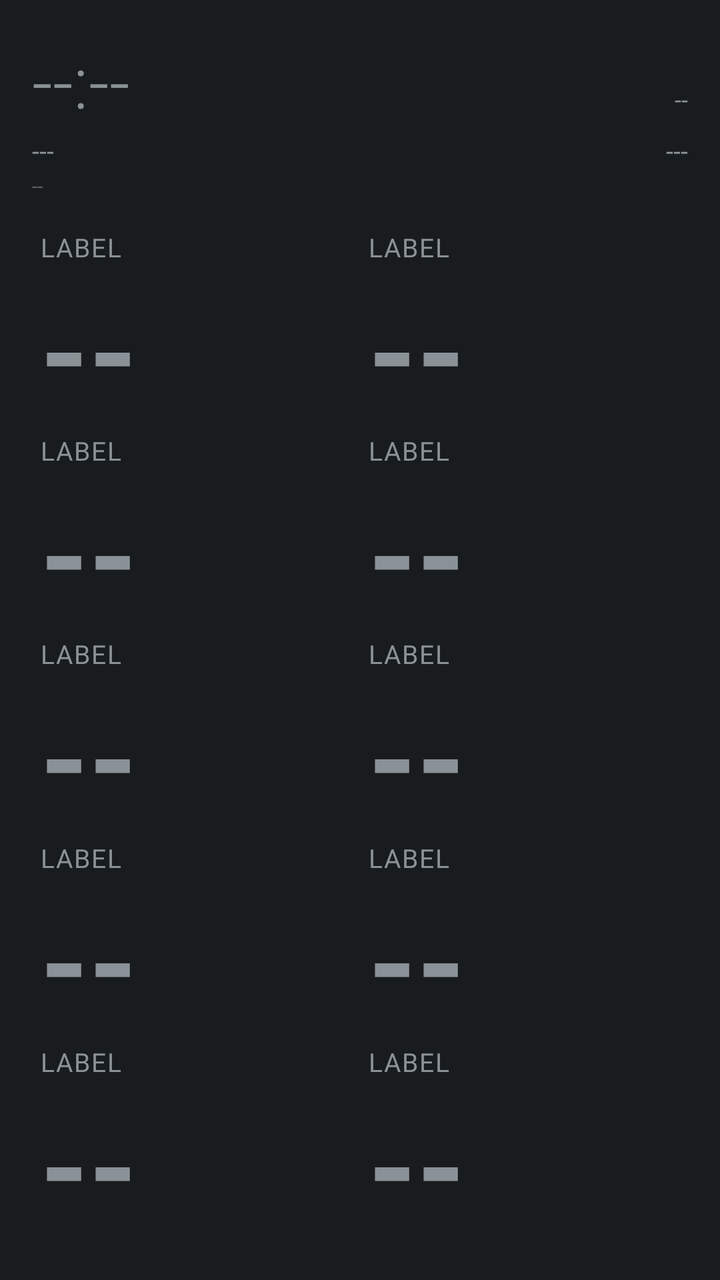
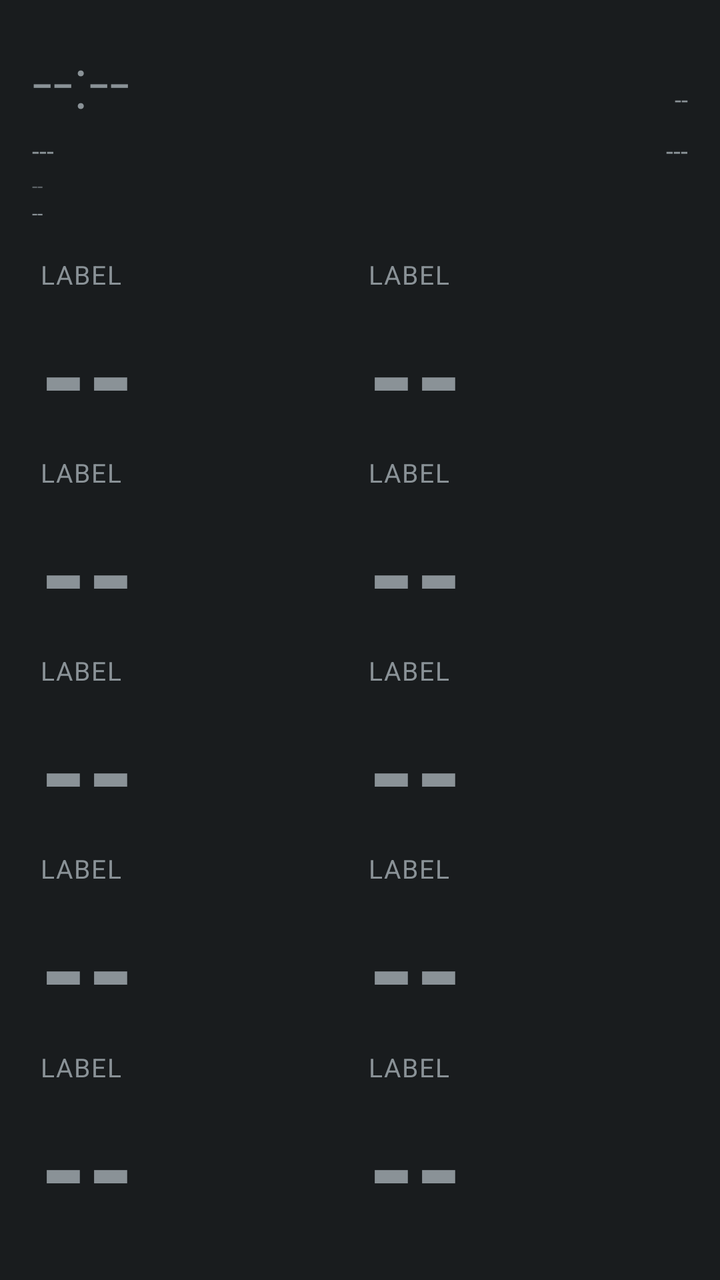

Compare the two renders of this Android layout. The source of the first and the diff that turns it into the second are given below.
<!-- AndroidManifest.xml: application theme android:Theme.DeviceDefault.NoActionBar -->
<!-- res/layout/aod_layout_mega_grid.xml -->
<?xml version="1.0" encoding="utf-8"?>
<LinearLayout xmlns:android="http://schemas.android.com/apk/res/android"
    android:id="@+id/bg_root"
    android:layout_width="match_parent"
    android:layout_height="match_parent"
    android:orientation="vertical"
    android:padding="16dp">

    <LinearLayout
        android:layout_width="match_parent"
        android:layout_height="wrap_content"
        android:orientation="horizontal">

        <TextView
            android:id="@+id/clock"
            android:layout_width="wrap_content"
            android:layout_height="wrap_content"
            android:textSize="36sp"
            android:fontFamily="sans-serif-light"
            android:text="--:--" />

        <TextView
            android:id="@+id/health_badge"
            android:layout_width="0dp"
            android:layout_height="wrap_content"
            android:layout_weight="1"
            android:layout_gravity="top"
            android:gravity="end"
            android:textSize="12sp"
            android:textAllCaps="true"
            android:text="--" />
    </LinearLayout>

    <LinearLayout
        android:layout_width="match_parent"
        android:layout_height="wrap_content"
        android:orientation="horizontal"
        android:layout_marginTop="2dp">

        <TextView
            android:id="@+id/date"
            android:layout_width="wrap_content"
            android:layout_height="wrap_content"
            android:textSize="13sp"
            android:text="---" />

        <TextView
            android:id="@+id/panchang"
            android:layout_width="0dp"
            android:layout_height="wrap_content"
            android:layout_weight="1"
            android:layout_marginStart="10dp"
            android:gravity="end"
            android:textSize="13sp"
            android:text="---" />
    </LinearLayout>

    <TextView
        android:id="@+id/perf_badge"
        android:layout_width="wrap_content"
        android:layout_height="wrap_content"
        android:textSize="10sp"
        android:alpha="0.6"
        android:layout_marginTop="2dp"
        android:text="--" />

    <View
        android:id="@+id/divider_1"
        android:layout_width="match_parent"
        android:layout_height="1dp"
        android:layout_marginTop="10dp"
        android:layout_marginBottom="4dp" />

    <LinearLayout
        android:layout_width="match_parent"
        android:layout_height="0dp"
        android:layout_weight="1"
        android:orientation="horizontal">
        <include layout="@layout/aod_tile_giant" android:id="@+id/row0" />
        <include layout="@layout/aod_tile_giant" android:id="@+id/row1" />
    </LinearLayout>

    <LinearLayout
        android:layout_width="match_parent"
        android:layout_height="0dp"
        android:layout_weight="1"
        android:orientation="horizontal">
        <include layout="@layout/aod_tile_giant" android:id="@+id/row2" />
        <include layout="@layout/aod_tile_giant" android:id="@+id/row3" />
    </LinearLayout>

    <LinearLayout
        android:layout_width="match_parent"
        android:layout_height="0dp"
        android:layout_weight="1"
        android:orientation="horizontal">
        <include layout="@layout/aod_tile_giant" android:id="@+id/row4" />
        <include layout="@layout/aod_tile_giant" android:id="@+id/row5" />
    </LinearLayout>

    <LinearLayout
        android:layout_width="match_parent"
        android:layout_height="0dp"
        android:layout_weight="1"
        android:orientation="horizontal">
        <include layout="@layout/aod_tile_giant" android:id="@+id/row6" />
        <include layout="@layout/aod_tile_giant" android:id="@+id/row7" />
    </LinearLayout>

    <LinearLayout
        android:layout_width="match_parent"
        android:layout_height="0dp"
        android:layout_weight="1"
        android:orientation="horizontal">
        <include layout="@layout/aod_tile_giant" android:id="@+id/row8" />
        <include layout="@layout/aod_tile_giant" android:id="@+id/row9" />
    </LinearLayout>

</LinearLayout>
<!-- res/layout/aod_tile_giant.xml (included above) -->
<?xml version="1.0" encoding="utf-8"?>
<LinearLayout xmlns:android="http://schemas.android.com/apk/res/android"
    android:layout_width="0dp"
    android:layout_height="match_parent"
    android:layout_weight="1"
    android:orientation="vertical"
    android:gravity="center_vertical"
    android:paddingStart="4dp"
    android:paddingEnd="10dp">

    <TextView
        android:id="@+id/stat_label"
        android:layout_width="wrap_content"
        android:layout_height="wrap_content"
        android:textSize="13sp"
        android:textAllCaps="true"
        android:letterSpacing="0.05"
        android:text="Label" />

    <TextView
        android:id="@+id/stat_value"
        android:layout_width="match_parent"
        android:layout_height="0dp"
        android:layout_weight="1"
        android:gravity="start|center_vertical"
        android:textStyle="bold"
        android:maxLines="1"
        android:autoSizeTextType="uniform"
        android:autoSizeMinTextSize="16sp"
        android:autoSizeMaxTextSize="120sp"
        android:autoSizeStepGranularity="2sp"
        android:text="--" />

</LinearLayout>
<!-- resources referenced by this layout -->
<resources>

</resources>

<!-- the commit's change to res/layout/aod_layout_mega_grid.xml (unified diff, before → after) -->
@@ -62,6 +62,13 @@
         android:textSize="10sp"
         android:alpha="0.6"
         android:layout_marginTop="2dp"
+        android:text="--" />
+
+    <TextView
+        android:id="@+id/net_type_badge"
+        android:layout_width="wrap_content"
+        android:layout_height="wrap_content"
+        android:textSize="10sp"
         android:text="--" />
 
     <View
